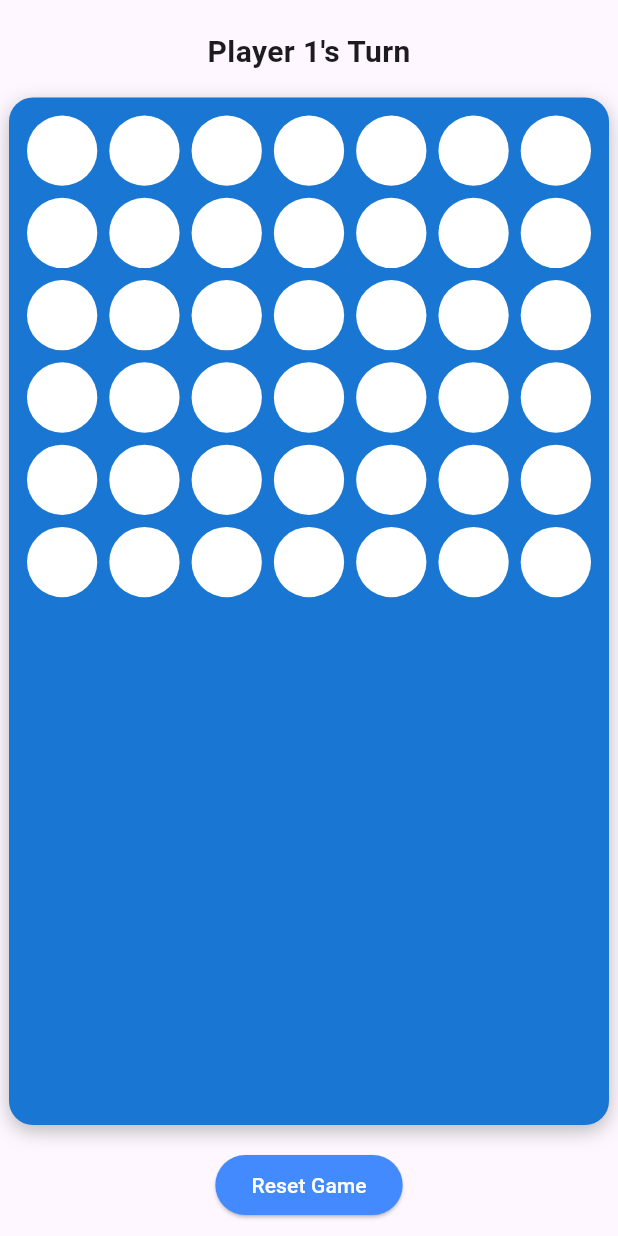
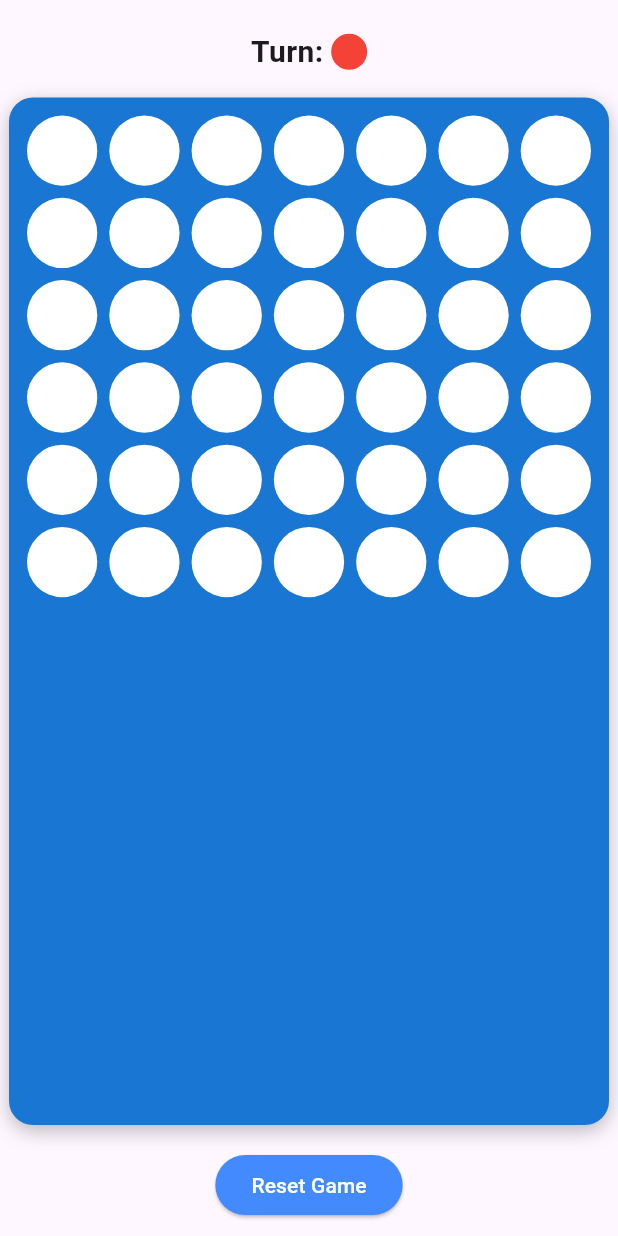
Before and after one commit to Diaa-Essam/Connect-4, a Flutter app: the screen it shows after launch, on a phone screen of 412 x 824 dp. Run offline on Flutter 3.47's test engine with Material 3 defaults, Android fonts, the phone set to English and light mode, and no system bars.

Commit message:
feat: add visual turn indicator with colored avatart

```diff
--- a/lib/presentation/game_screen.dart
+++ b/lib/presentation/game_screen.dart
@@ -18,11 +18,25 @@ class _GameScreenState extends State<GameScreen> {
           child: Column(
             children: [
               SizedBox(height: 20),
-              Text(
-                controller.winner == null
-                    ? "Player ${controller.currentPlayer}'s Turn"
-                    : "Player ${controller.winner} Wins !",
-                style: TextStyle(fontWeight: FontWeight.bold, fontSize: 20),
+              Row(
+                mainAxisAlignment: MainAxisAlignment.center,
+                children: [
+                  Text(
+                    controller.winner == null ? "Turn: " : "Winner: ",
+                    style: TextStyle(fontWeight: FontWeight.bold, fontSize: 20),
+                  ),
+
+                  CircleAvatar(
+                    radius: 12,
+                    backgroundColor: controller.winner != null
+                        ? controller.winner == 1
+                              ? Colors.red
+                              : Colors.yellow
+                        : controller.currentPlayer == 1
+                        ? Colors.red
+                        : Colors.yellow,
+                  ),
+                ],
               ),
               SizedBox(height: 10),
               Expanded(
```
